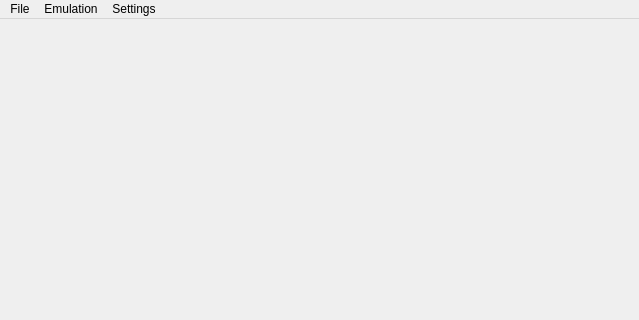
The window that Src/Qt/MainWindow.ui (UltimaOmega474/BigComBoy) describes before a commit, drawn with Qt 5; both pictures show x 0 to 639 and y 0 to 320 of the 639 by 480 pixel window.
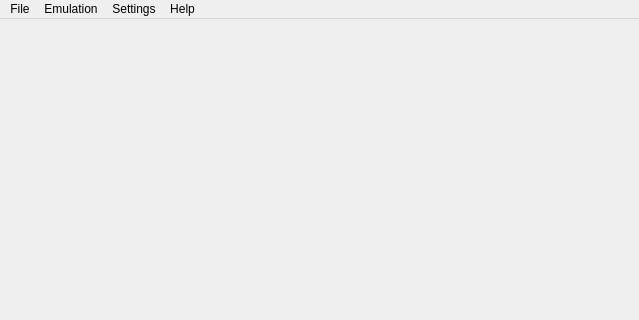
The same window after the commit.

What changed in the file:
```diff
--- a/Src/Qt/MainWindow.ui
+++ b/Src/Qt/MainWindow.ui
@@ -20,7 +20,7 @@
      <x>0</x>
      <y>0</y>
      <width>639</width>
-     <height>22</height>
+     <height>24</height>
     </rect>
    </property>
    <widget class="QMenu" name="menuFile">
@@ -55,9 +55,16 @@
     <addaction name="actionAudio"/>
     <addaction name="actionInput"/>
    </widget>
+   <widget class="QMenu" name="menuHelp">
+    <property name="title">
+     <string>Help</string>
+    </property>
+    <addaction name="actionAbout"/>
+   </widget>
    <addaction name="menuFile"/>
    <addaction name="menuEmulation"/>
    <addaction name="menuSettings"/>
+   <addaction name="menuHelp"/>
   </widget>
   <widget class="QStatusBar" name="statusbar"/>
   <action name="actionLoad">
```
Left out of the diff: 5 changed lines with no effect on the pictures.
